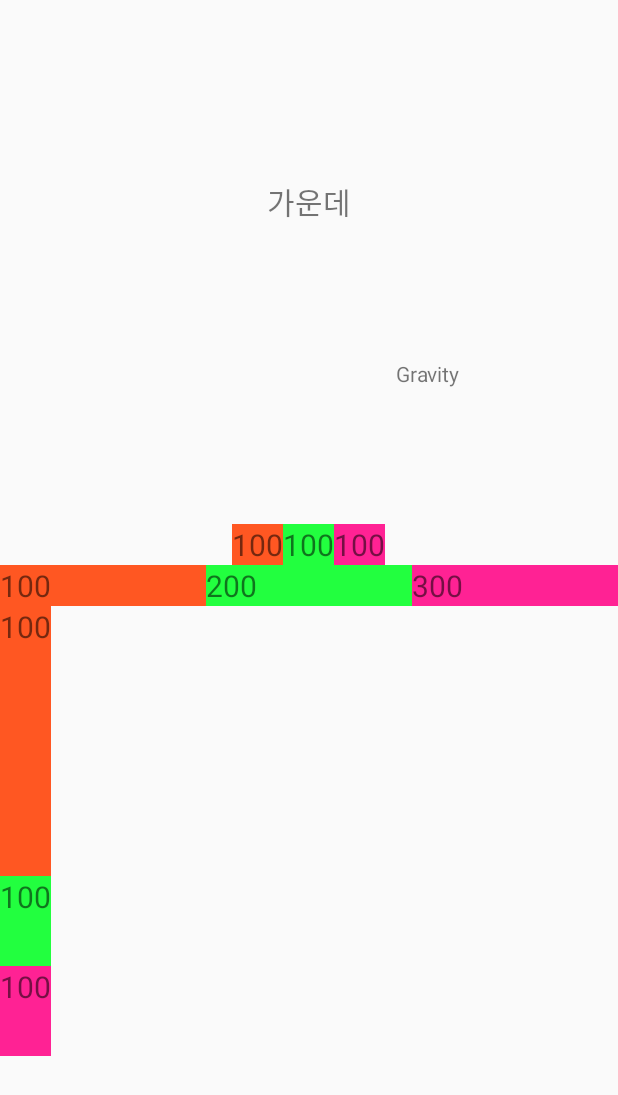
After one commit to shinjjune/kotlin, an Android app: the layout linear_layout_01.xml on its own in the app's theme, with its tools: preview values and no code run, on a phone screen of 412 x 824 dp. The commit adds this screen. Shown: the top 1095 px of the screen. Run offline under Robolectric (Android 15) with nearby library versions, the phone set to English and light mode, and no system bars.

Commit message:
android UI

```diff
--- /dev/null
+++ b/app/src/main/res/layout/linear_layout_01.xml
@@ -0,0 +1,106 @@
+<?xml version="1.0" encoding="utf-8"?>
+<LinearLayout xmlns:android="http://schemas.android.com/apk/res/android"
+    android:layout_width="match_parent"
+    android:layout_height="match_parent"
+    android:gravity="center"
+    android:orientation="vertical">
+
+    <TextView
+        android:layout_width="wrap_content"
+        android:layout_height="wrap_content"
+        android:textSize="20dp"
+        android:text="가운데"/>
+
+    <TextView
+        android:layout_width="200dp"
+        android:layout_height="200dp"
+        android:gravity="right|center"
+        android:text="Gravity"/>
+
+    <LinearLayout
+        android:layout_width="wrap_content"
+        android:layout_height="wrap_content"
+        android:orientation="horizontal">
+
+        <TextView
+            android:layout_width="wrap_content"
+            android:layout_height="wrap_content"
+            android:text="100"
+            android:textSize="20dp"
+            android:background="#FF5722"/>
+        <TextView
+            android:layout_width="wrap_content"
+            android:layout_height="wrap_content"
+            android:text="100"
+            android:textSize="20dp"
+            android:background="#22FF3F"/>
+        <TextView
+            android:layout_width="wrap_content"
+            android:layout_height="wrap_content"
+            android:text="100"
+            android:textSize="20dp"
+            android:background="#FF2294"/>
+
+    </LinearLayout>
+
+    <LinearLayout
+        android:layout_width="match_parent"
+        android:layout_height="wrap_content"
+        android:orientation="horizontal">
+
+        <TextView
+            android:layout_weight="1"
+            android:layout_width="0dp"
+            android:layout_height="wrap_content"
+            android:text="100"
+            android:textSize="20dp"
+            android:background="#FF5722"/>
+        <TextView
+            android:layout_weight="1"
+            android:layout_width="0dp"
+            android:layout_height="wrap_content"
+            android:text="200"
+            android:textSize="20dp"
+            android:background="#22FF3F"/>
+        <TextView
+            android:layout_weight="1"
+            android:layout_width="0dp"
+            android:layout_height="wrap_content"
+            android:text="300"
+            android:textSize="20dp"
+            android:background="#FF2294"/>
+
+    </LinearLayout>
+
+    <LinearLayout
+        android:layout_width="match_parent"
+        android:layout_height="300dp"
+        android:weightSum="5"
+        android:orientation="vertical">
+
+        <TextView
+            android:layout_weight="3"
+            android:layout_width="wrap_content"
+            android:layout_height="0dp"
+            android:text="100"
+            android:textSize="20dp"
+            android:background="#FF5722"/>
+        <TextView
+            android:layout_weight="1"
+            android:layout_width="wrap_content"
+            android:layout_height="0dp"
+            android:text="100"
+            android:textSize="20dp"
+            android:background="#22FF3F"/>
+        <TextView
+            android:layout_weight="1"
+            android:layout_width="wrap_content"
+            android:layout_height="0dp"
+            android:text="100"
+            android:textSize="20dp"
+            android:background="#FF2294"/>
+
+    </LinearLayout>
+
+
+</LinearLayout>
```
Also changed, not shown: app/src/main/java/com/example/myapplication/안드로이드_UI/01.How_to_draw_ui.kt (+12 -0 lines), app/src/main/res/layout/activity_main.xml (+27 -7 lines), app/src/main/res/layout/practice_02.xml (added, +80 -0 lines), app/src/main/res/layout/practice_03.xml (added, +81 -0 lines).
